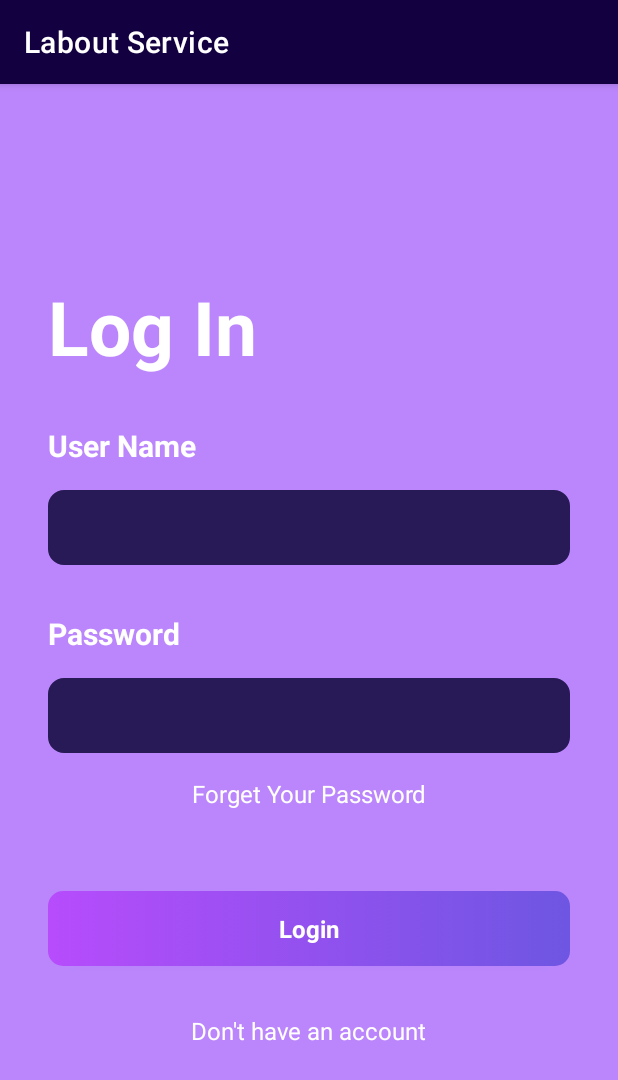
After one commit to Rohit0030/Labour-Service-App-, an Android app: the LoginActivity screen opened directly, with no data from a screen before it, on a phone screen of 412 x 824 dp. The commit adds this screen. Shown: the top 1080 px of the screen. Run offline under Robolectric (Android 15) with nearby library versions, the phone set to English and light mode, and no system bars.

Commit message:
Under Process.....

```diff
--- /dev/null
+++ b/app/src/main/java/com/example/laboutservice/prevent/LoginActivity.java
@@ -0,0 +1,43 @@
+package com.example.laboutservice.prevent;
+
+import androidx.appcompat.app.AppCompatActivity;
+
+import android.content.Intent;
+import android.os.Bundle;
+import android.view.View;
+import android.widget.Button;
+import android.widget.EditText;
+import android.widget.Toast;
+
+import com.example.laboutservice.R;
+
+public class LoginActivity extends AppCompatActivity {
+    private EditText userEdt, passEdt;
+    private Button loginBtn;
+
+    @Override
+    protected void onCreate(Bundle savedInstanceState) {
+        super.onCreate(savedInstanceState);
+        setContentView(R.layout.activity_login);
+        intView();
+        setVariable();
+    }
+    private void intView(){
+        userEdt=findViewById(R.id.editTextTextPersonName2);
+        passEdt=findViewById(R.id.editTextTextPassword);
+        loginBtn=findViewById(R.id.loginBtn);
+    }
+    private void setVariable(){
+    loginBtn.setOnClickListener(new View.OnClickListener() {
+        @Override
+        public void onClick(View view) {
+            if (userEdt.getText().toString().isEmpty() || passEdt.getText().toString().isEmpty()){
+                Toast.makeText(LoginActivity.this, "Please fill the login form",Toast.LENGTH_SHORT).show();
+            }else if (userEdt.getText().toString().equals("admin")&& passEdt.getText().toString().equals("admin")){
+
+                startActivity(new Intent(LoginActivity.this,MainActivity.class));
+            }
+        }
+    });
+    }
+}
--- /dev/null
+++ b/app/src/main/res/drawable/botton_background.xml
@@ -0,0 +1,10 @@
+<?xml version="1.0" encoding="utf-8"?>
+<selector xmlns:android="http://schemas.android.com/apk/res/android">
+
+    <item>
+        <shape android:shape="rectangle">
+            <gradient android:startColor="#B74CFC" android:endColor="#6E56E2" android:angle="0"/>
+            <corners android:radius="10dp"/>
+        </shape>
+    </item>
+</selector>
--- /dev/null
+++ b/app/src/main/res/drawable/edittext_background.xml
@@ -0,0 +1,12 @@
+<?xml version="1.0" encoding="utf-8"?>
+<selector xmlns:android="http://schemas.android.com/apk/res/android">
+
+    <item>
+<shape android:shape="rectangle">
+    <corners android:radius="10dp"/>
+    <solid android:color="#281A56"/>
+    <stroke android:color="#281A56" android:width="1dp"/>
+</shape>
+
+    </item>
+</selector>
--- /dev/null
+++ b/app/src/main/res/layout/activity_login.xml
@@ -0,0 +1,123 @@
+<?xml version="1.0" encoding="utf-8"?>
+<androidx.constraintlayout.widget.ConstraintLayout xmlns:android="http://schemas.android.com/apk/res/android"
+    xmlns:app="http://schemas.android.com/apk/res-auto"
+    xmlns:tools="http://schemas.android.com/tools"
+    android:layout_width="match_parent"
+    android:layout_height="match_parent"
+    android:background="@color/purple_200"
+    tools:context=".prevent.LoginActivity">
+
+    <TextView
+        android:id="@+id/textView4"
+        android:layout_width="wrap_content"
+        android:layout_height="wrap_content"
+        android:layout_marginStart="32dp"
+        android:layout_marginTop="128dp"
+        android:text="Log In"
+        android:textColor="#ffffff"
+        android:textSize="50sp"
+        android:textStyle="bold"
+        app:layout_constraintStart_toStartOf="parent"
+        app:layout_constraintTop_toTopOf="parent" />
+
+    <TextView
+        android:id="@+id/textView6"
+        android:layout_width="wrap_content"
+        android:layout_height="wrap_content"
+        android:layout_marginTop="32dp"
+        android:text="User Name"
+        android:textColor="#ffffff"
+        android:textSize="20sp"
+        android:textStyle="bold"
+        app:layout_constraintStart_toStartOf="@+id/textView4"
+        app:layout_constraintTop_toBottomOf="@+id/textView4" />
+
+    <EditText
+        android:id="@+id/editTextTextPersonName2"
+        android:layout_width="0dp"
+        android:layout_height="50dp"
+        android:layout_marginTop="16dp"
+        android:layout_marginEnd="32dp"
+        android:background="@drawable/edittext_background"
+        android:padding="8dp"
+        android:ems="10"
+        android:inputType="textPersonName"
+        android:textColor="#707070"
+        android:textSize="20sp"
+        app:layout_constraintEnd_toEndOf="parent"
+        app:layout_constraintStart_toStartOf="@+id/textView6"
+        app:layout_constraintTop_toBottomOf="@+id/textView6" />
+
+    <TextView
+        android:id="@+id/textView8"
+        android:layout_width="wrap_content"
+        android:layout_height="wrap_content"
+        android:text="Password"
+        android:layout_marginTop="32dp"
+        android:textSize="20dp"
+        android:textStyle="bold"
+        android:textColor="#ffffff"
+
+        app:layout_constraintStart_toStartOf="@+id/editTextTextPersonName2"
+        app:layout_constraintTop_toBottomOf="@+id/editTextTextPersonName2" />
+
+    <EditText
+        android:id="@+id/editTextTextPassword"
+        android:layout_width="0dp"
+        android:layout_height="50dp"
+        android:layout_marginEnd="32dp"
+        android:background="@drawable/edittext_background"
+        android:ems="10"
+        android:inputType="textPassword"
+        android:padding="8dp"
+        android:textColor="#707070"
+        android:textSize="20sp"
+        android:layout_marginTop="16dp"
+        app:layout_constraintEnd_toEndOf="parent"
+        app:layout_constraintStart_toStartOf="@+id/textView6"
+        app:layout_constraintTop_toBottomOf="@+id/textView8" />
+
+    <TextView
+        android:id="@+id/textView10"
+        android:layout_width="wrap_content"
+        android:layout_height="wrap_content"
+        android:text="Forget Your Password"
+        android:textColor="@color/white"
+        android:textSize="16sp"
+        android:layout_marginTop="16dp"
+
+        app:layout_constraintEnd_toEndOf="@+id/editTextTextPassword"
+        app:layout_constraintStart_toStartOf="@+id/editTextTextPassword"
+        app:layout_constraintTop_toBottomOf="@+id/editTextTextPassword" />
+
+    <androidx.appcompat.widget.AppCompatButton
+        android:id="@+id/loginBtn"
+        android:layout_width="0dp"
+        android:layout_height="50dp"
+        android:text="Login"
+        android:background="@drawable/botton_background"
+        style="@android:style/Widget.Button"
+        android:layout_marginTop="54dp"
+        android:textColor="@color/white"
+        android:textSize="16sp"
+        android:textStyle="bold"
+        app:layout_constraintEnd_toEndOf="@+id/editTextTextPassword"
+        app:layout_constraintStart_toStartOf="@+id/editTextTextPassword"
+        app:layout_constraintTop_toBottomOf="@+id/textView10" />
+
+    <TextView
+        android:id="@+id/textView11"
+        android:layout_width="wrap_content"
+        android:layout_height="wrap_content"
+        android:text="Don't have an account"
+        android:textSize="16sp"
+        android:textColor="@color/white"
+        android:layout_marginTop="32dp"
+
+
+        app:layout_constraintEnd_toEndOf="@+id/loginBtn"
+        app:layout_constraintStart_toStartOf="@+id/loginBtn"
+        app:layout_constraintTop_toBottomOf="@+id/loginBtn" />
+
+
+</androidx.constraintlayout.widget.ConstraintLayout>
--- a/app/src/main/res/layout/activity_main.xml
+++ b/app/src/main/res/layout/activity_main.xml
@@ -5,7 +5,7 @@
     android:layout_width="match_parent"
     android:layout_height="match_parent"
     android:background="#D1D7F3"
-    tools:context=".MainActivity">
+    tools:context=".prevent.MainActivity">
 
     <EditText
         android:id="@+id/editTextTextPersonName"
@@ -61,7 +61,7 @@
         android:paddingStart="3dp"
         android:paddingTop="1dp"
         android:paddingEnd="3dp"
-        android:paddingBottom="16dp"
+        android:paddingBottom="10dp"
         app:layout_constraintBottom_toBottomOf="parent"
         app:layout_constraintEnd_toEndOf="parent"
         app:layout_constraintHorizontal_bias="0.0"
--- a/app/src/main/res/layout/slide_item_container.xml
+++ b/app/src/main/res/layout/slide_item_container.xml
@@ -1,7 +1,6 @@
 <?xml version="1.0" encoding="utf-8"?>
 <com.makeramen.roundedimageview.RoundedImageView xmlns:android="http://schemas.android.com/apk/res/android"
     xmlns:app="http://schemas.android.com/apk/res-auto"
-
     android:id="@+id/imageSlider"
     android:layout_width="match_parent"
     android:layout_height="match_parent"
--- a/app/src/main/res/values/themes.xml
+++ b/app/src/main/res/values/themes.xml
@@ -2,7 +2,7 @@
     <!-- Base application theme. -->
     <style name="Theme.LaboutService" parent="Theme.MaterialComponents.DayNight.DarkActionBar">
         <!-- Primary brand color. -->
-        <item name="colorPrimary">@color/purple_500</item>
+        <item name="colorPrimary">#130041</item>
         <item name="colorPrimaryVariant">@color/purple_700</item>
         <item name="colorOnPrimary">@color/white</item>
         <!-- Secondary brand color. -->
```
Also changed, not shown: app/src/main/AndroidManifest.xml (+29 -1 lines), app/src/main/java/com/example/laboutservice/prevent/IntroActivity.java (added, +30 -0 lines), app/src/main/java/com/example/laboutservice/prevent/MainActivity.java (renamed from app/src/main/java/com/example/laboutservice/MainActivity.java, +8 -1 lines), app/src/main/res/layout/activity_intro.xml (added, +43 -0 lines), app/src/main/res/layout/activity_main2.xml (added, +10 -0 lines).
